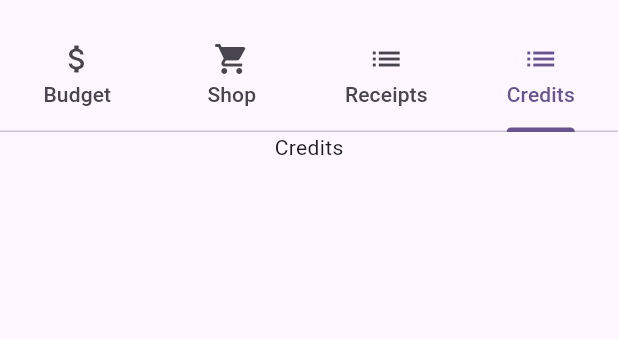
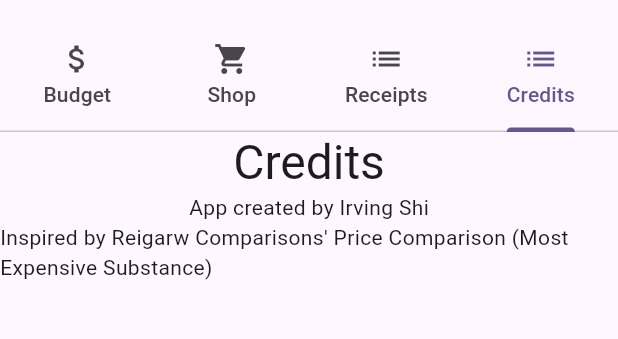
Before and after one commit to irvingshi1/the-weird-shop, a Flutter app: the screen it shows after launch, tab 4 chosen, on a phone screen of 412 x 824 dp, the part 63-402 px from its top. Run offline on Flutter 3.47's test engine with Material 3 defaults, Android fonts, the phone set to English and light mode, and no system bars.

Commit message:
Added credits.

```diff
--- a/the_weird_shop/lib/credits_tab.dart
+++ b/the_weird_shop/lib/credits_tab.dart
@@ -1,21 +1,22 @@
 import 'package:flutter/material.dart';
 
-class CreditsTab extends StatefulWidget {
+class CreditsTab extends StatelessWidget {
   const CreditsTab({super.key});
 
   @override
-  State<CreditsTab> createState() {
-    return _CreditsTab();
-  }
-}
-
-class _CreditsTab extends State<CreditsTab> {
-  @override
   Widget build(BuildContext context) {
-    return const SingleChildScrollView(
+    return SingleChildScrollView(
       child: Column(
         children: <Widget>[
-          Text('Credits'),
+          Text(
+            'Credits',
+            style: Theme.of(context).textTheme.headlineLarge,
+          ),
+          const Text('App created by Irving Shi'),
+          const Text(
+            'Inspired by Reigarw Comparisons\' '
+            'Price Comparison (Most Expensive Substance)',
+          ),
         ],
       ),
     );
```
Also changed, not shown: the_weird_shop/lib/details.dart (+22 -9 lines).
